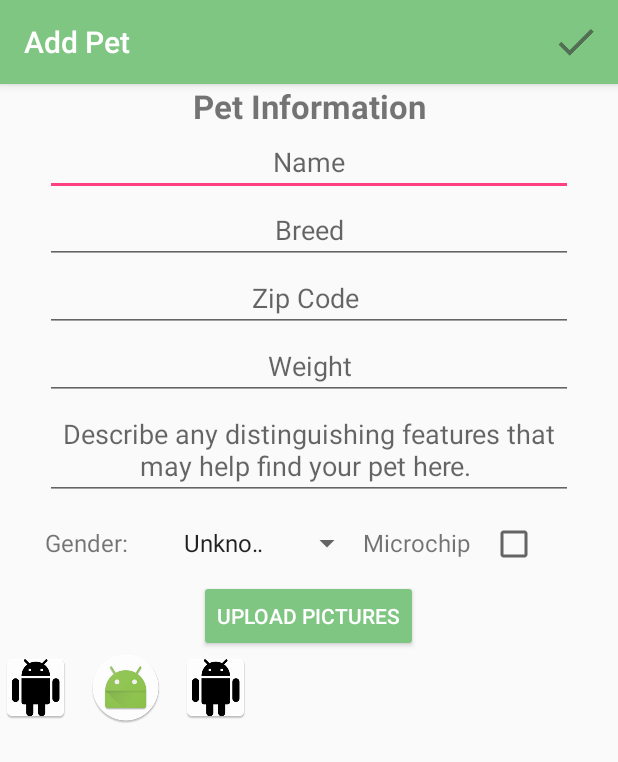
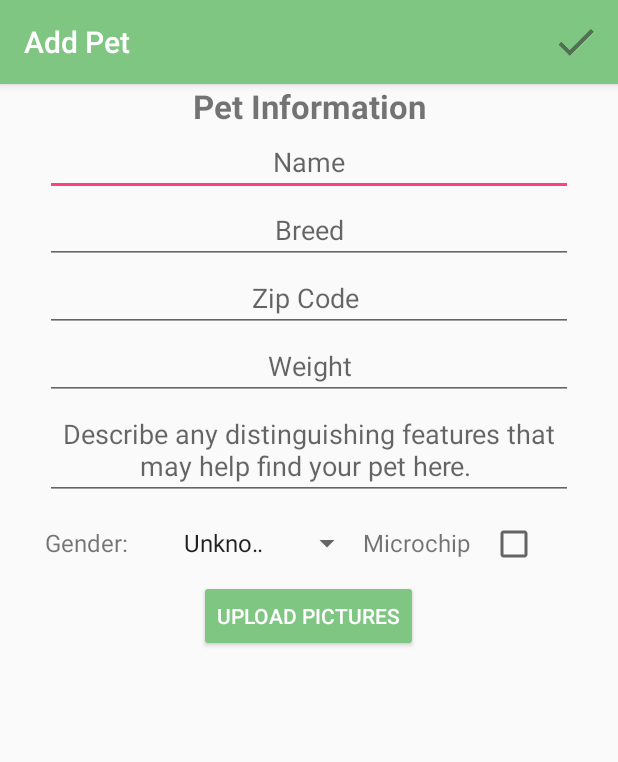
Before and after one commit to LinkEdgar/LostPets, an Android app: the screen it shows after launch once a user with an empty profile is signed in (MainActivity), on a phone screen of 412 x 824 dp. Shown: the top 762 px of the screen. Run offline under Robolectric (Android 15) with nearby library versions, the phone set to English and light mode, and no system bars; our stand-ins replace Firebase (no records; nobody signed in at launch, a user with empty details on screens opened directly), Picasso; pictures from the network do not load; 1 statement that could not run was skipped.

Commit message:
Image now loads onto imageview. adding code to bundle any textfields that have input

```diff
--- a/app/src/main/res/layout/enter_pet.xml
+++ b/app/src/main/res/layout/enter_pet.xml
@@ -109,37 +109,16 @@
         android:layout_gravity="center"
         android:layout_width="wrap_content"
         android:layout_height="wrap_content" />
-    <HorizontalScrollView
-        android:layout_width="match_parent"
-        android:layout_height="wrap_content">
-        <LinearLayout
-            android:orientation="horizontal"
-            android:layout_width="match_parent"
-            android:layout_height="wrap_content">
+
         <ImageView
+            android:layout_marginLeft="4dp"
+            android:layout_marginTop="12dp"
             android:id="@+id/enter_pet_upload_pic_one"
             android:layout_marginRight="12dp"
             android:maxWidth="350dp"
             android:maxHeight="250dp"
-            android:src="@mipmap/ic_launcher"
-            android:layout_width="wrap_content"
+            android:layout_width="match_parent"
             android:layout_height="wrap_content" />
-        <ImageView
-            android:layout_marginRight="12dp"
-            android:maxWidth="350dp"
-            android:maxHeight="250dp"
-            android:src="@mipmap/ic_launcher_round"
-            android:layout_width="wrap_content"
-            android:layout_height="wrap_content" />
-        <ImageView
-            android:maxWidth="350dp"
-            android:maxHeight="250dp"
-            android:src="@mipmap/ic_launcher"
-            android:layout_width="wrap_content"
-            android:layout_height="wrap_content" />
-        </LinearLayout>
-
-    </HorizontalScrollView>
 
     </LinearLayout>
 
```
Also changed, not shown: app/src/main/java/com/example/enduser/lostpets/EnterLostPetFragment.java (+28 -0 lines).
